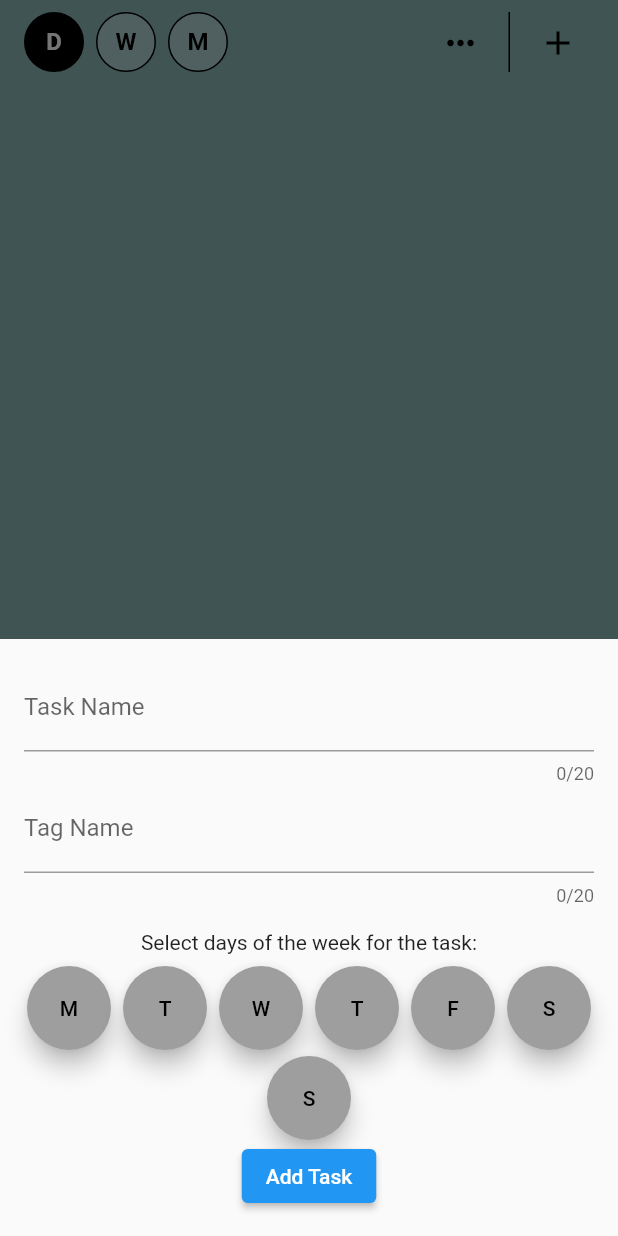
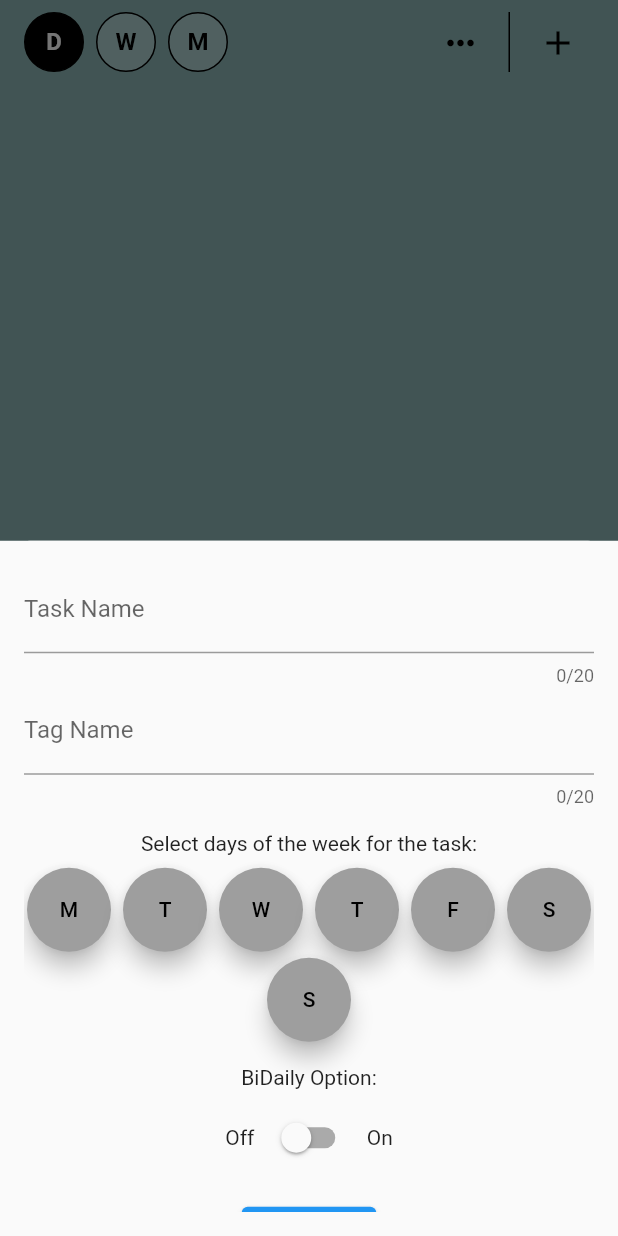
Before and after one commit to roshankern/TaskZoo, a Flutter app: the screen it shows after launch, after a tap on the "add" icon, on a phone screen of 412 x 824 dp. Run offline on Flutter 3.47's test engine with Material 2 defaults, Android fonts, the phone set to English and light mode, and no system bars; our stand-ins replace font_awesome_flutter.

Commit message:
Added bidaily feature for dailytaskcard

```diff
--- a/lib/main.dart
+++ b/lib/main.dart
@@ -52,6 +52,7 @@ class _MyHomePageState extends State<MyHomePage> {
           title: result['title'],
           tag: result['tag'],
           daysOfWeek: result['daysOfWeek'],
+          biDaily: result['biDaily'],
         ));
       });
     }
@@ -71,7 +72,7 @@ class _MyHomePageState extends State<MyHomePage> {
 }
 
 class AddTaskSheet extends StatefulWidget {
-  const AddTaskSheet({super.key});
+  const AddTaskSheet({Key? key}) : super(key: key);
 
   @override
   _AddTaskSheetState createState() => _AddTaskSheetState();
@@ -82,6 +83,7 @@ class _AddTaskSheetState extends State<AddTaskSheet> {
   final _titleController = TextEditingController();
   final _tagController = TextEditingController();
   final List<bool> _daysOfWeek = List.filled(7, false);
+  bool _biDaily = false;
 
   @override
   Widget build(BuildContext context) {
@@ -94,6 +96,7 @@ class _AddTaskSheetState extends State<AddTaskSheet> {
         ),
       ),
       padding: EdgeInsets.all(16),
+      child: SingleChildScrollView(
         child: Form(
           key: _formKey,
           child: Column(
@@ -142,9 +145,30 @@ class _AddTaskSheetState extends State<AddTaskSheet> {
                       ),
                       backgroundColor:
                           _daysOfWeek[i] ? Colors.green : Colors.grey,
-                  )
+                    ),
                 ],
               ),
+              SizedBox(height: 16),
+              Text('BiDaily Option:'),
+              SizedBox(height: 8),
+              Row(
+                mainAxisAlignment: MainAxisAlignment.center,
+                children: [
+                  Text('Off'),
+                  SizedBox(width: 8),
+                  Switch(
+                    value: _biDaily,
+                    onChanged: (value) {
+                      setState(() {
+                        _biDaily = value;
+                      });
+                    },
+                  ),
+                  SizedBox(width: 8),
+                  Text('On'),
+                ],
+              ),
+              SizedBox(height: 16),
               ElevatedButton(
                 child: Text('Add Task'),
                 onPressed: () {
@@ -153,12 +177,14 @@ class _AddTaskSheetState extends State<AddTaskSheet> {
                       'title': _titleController.text,
                       'tag': _tagController.text,
                       'daysOfWeek': _daysOfWeek,
+                      'biDaily': _biDaily,
                     };
                     Navigator.pop(context, taskData);
                   }
                 },
-            )
+              ),
             ],
+          ),
         ),
       ),
     );
```
Also changed, not shown: lib/widgets/Mainscreen/DailyTaskCard.dart (+29 -3 lines). Lines whose indentation alone changed are shown as unchanged.
